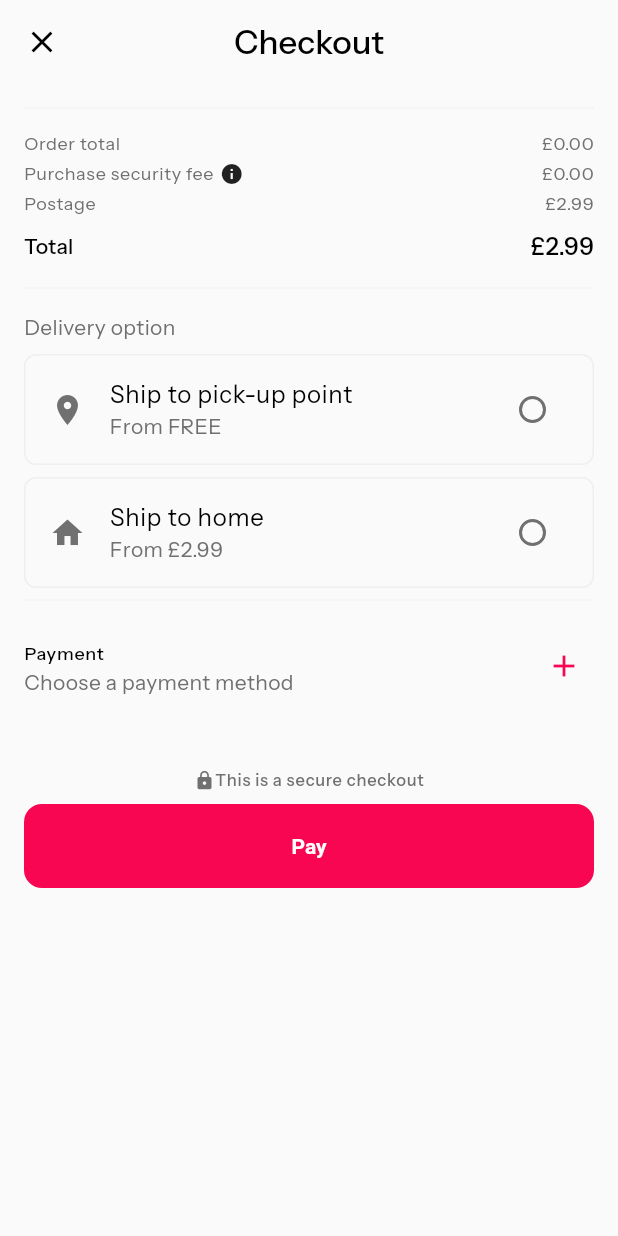
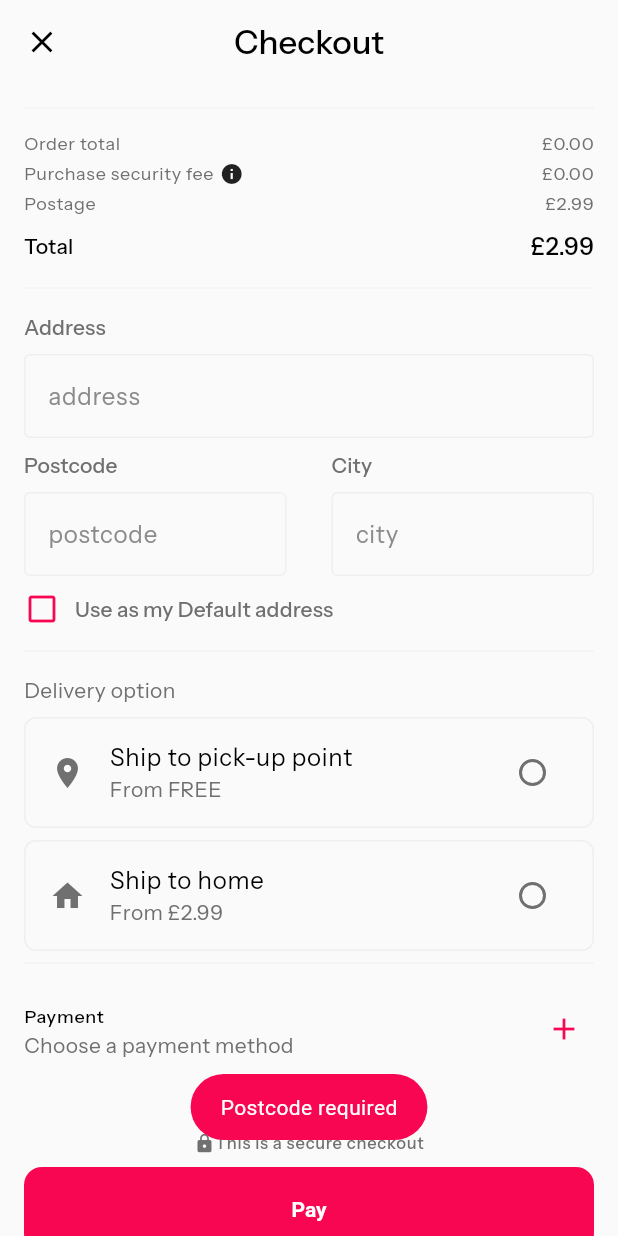
Before and after one commit to chh0871/MVP, a Flutter app: the CheckoutPage screen opened by its route, after a tap on "Ship to pick-up point", on a phone screen of 412 x 824 dp. Run offline on Flutter 3.47's test engine with Material 3 defaults, Android fonts, the phone set to English and light mode, and no system bars; our stand-ins replace cloud_firestore, dio, firebase_auth, firebase_core, firebase_storage, fl_chart and 9 more; accounts and stored records are empty; generated files the repository leaves out were written again.

Commit message:
Refractor code & share location implementation

```diff
--- a/lib/core/config/app_strings.dart
+++ b/lib/core/config/app_strings.dart
@@ -250,4 +250,11 @@ class AppStrings {
   static const checkoutImpactSummary = 'Impact Summary';
   static const checkoutReview = 'Review';
   static const checkoutContinueShopping = 'Continue Shopping';
+  static const String address = 'Address';
+  static const String postCode = 'Postcode';
+  static const String city = 'City';
+  static const String useAsDefaultAddress = 'Use as my Default address';
+  static const String cancel = 'Cancel';
+  static const String wantToShareLocation =
+      'Do you want to share your location?';
 }
--- a/lib/core/config/firestore_constants.dart
+++ b/lib/core/config/firestore_constants.dart
@@ -16,4 +16,5 @@ class FirestoreConstants {
   static const postcode = "postcode";
   static const lat = "lat";
   static const long = "long";
+  static const lockers = "lockers";
 }
--- a/lib/core/services/firestore_service.dart
+++ b/lib/core/services/firestore_service.dart
@@ -21,10 +21,10 @@ class FirestoreService {
       if (isOrder) {
         final uid = prefs.getString(FirestoreConstants.id);
         documentSnapshot = await firebaseFirestore
-            .collection(FirestoreConstants.pathUserCollection)
-            .doc(uid)
             .collection(collectionName)
             .doc(documentId)
+            .collection(FirestoreConstants.lockers)
+            .doc(uid)
             .get();
       } else {
         documentSnapshot = await firebaseFirestore
@@ -50,10 +50,10 @@ class FirestoreService {
       if (isOrder) {
         final uid = prefs.getString(FirestoreConstants.id);
         await firebaseFirestore
-            .collection(FirestoreConstants.pathUserCollection)
-            .doc(uid)
             .collection(collectionName)
             .doc(documentId)
+            .collection(FirestoreConstants.lockers)
+            .doc(uid)
             .set(data);
       } else {
         await firebaseFirestore
--- a/lib/features/checkout/constants/address_constants.dart
+++ b/lib/features/checkout/constants/address_constants.dart
@@ -28,6 +28,9 @@ class AddressConstants {
   static const String editButtonText = 'Edit';
   static const String editAddressTooltip = 'Edit address';
   static const String postalCodeHintText = 'Enter your postalcode';
+  static const String addressHinText = 'address';
+  static const String cityHintText = 'city';
+  static const String postCodeHintText = 'postcode';
 
   // Error messages
   static const String addressSearchError = 'Error searching places';
--- a/lib/features/checkout/widgets/delivery_options.dart
+++ b/lib/features/checkout/widgets/delivery_options.dart
@@ -1,11 +1,16 @@
+// ignore_for_file: unnecessary_const
+
+import 'package:cherry_mvp/core/config/app_colors.dart';
 import 'package:cherry_mvp/core/config/app_strings.dart';
 import 'package:cherry_mvp/features/checkout/checkout_view_model.dart';
 import 'package:cherry_mvp/features/checkout/widgets/outlined.dart';
 import 'package:cherry_mvp/features/checkout/widgets/price_list_item.dart';
+import 'package:cherry_mvp/features/checkout/widgets/share_location_dialog.dart';
 import 'package:cherry_mvp/features/checkout/widgets/shipping_address_widget.dart';
 import 'package:cherry_mvp/features/checkout/widgets/shipping_list_item.dart';
 import 'package:cherry_mvp/features/checkout/constants/address_constants.dart';
 import 'package:flutter/material.dart';
+import 'package:fluttertoast/fluttertoast.dart';
 import 'package:provider/provider.dart';
 
 class DeliveryOptions extends StatefulWidget {
@@ -18,6 +23,10 @@ class DeliveryOptions extends StatefulWidget {
 class _DeliveryOptionsState extends State<DeliveryOptions> {
   String? _delivery;
   var _deliverExpanded = false;
+
+  final TextEditingController addressController = TextEditingController();
+  final TextEditingController postcodeController = TextEditingController();
+  final TextEditingController cityController = TextEditingController();
 
   @override
   Widget build(BuildContext context) {
@@ -61,6 +70,118 @@ class _DeliveryOptionsState extends State<DeliveryOptions> {
           ),
           const Divider(height: 32),
           Text(
+            AppStrings.address,
+            style: Theme.of(context).textTheme.titleSmall?.copyWith(
+                  color: Theme.of(context).colorScheme.onSurfaceVariant,
+                ),
+          ),
+          const SizedBox(height: 8),
+          TextField(
+            controller: addressController,
+            keyboardType: TextInputType.streetAddress,
+            decoration: InputDecoration(
+              hintText: AddressConstants.addressHinText,
+              border: OutlineInputBorder(
+                borderSide: BorderSide(
+                  color: Theme.of(context).colorScheme.outline,
+                ),
+              ),
+              enabledBorder: OutlineInputBorder(
+                borderSide: BorderSide(
+                  color: Theme.of(context).colorScheme.outline,
+                ),
+              ),
+            ),
+          ),
+          const SizedBox(height: 8),
+          Row(
+            mainAxisAlignment: MainAxisAlignment.spaceBetween,
+            crossAxisAlignment: CrossAxisAlignment.start,
+            children: [
+              Column(
+                crossAxisAlignment: CrossAxisAlignment.start,
+                children: [
+                  Text(
+                    AppStrings.postCode,
+                    style: Theme.of(context).textTheme.titleSmall?.copyWith(
+                          color: Theme.of(context).colorScheme.onSurfaceVariant,
+                        ),
+                  ),
+                  const SizedBox(height: 8),
+                  SizedBox(
+                    width: 175,
+                    child: TextField(
+                      controller: postcodeController,
+                      keyboardType: TextInputType.streetAddress,
+                      decoration: InputDecoration(
+                        hintText: AddressConstants.postCodeHintText,
+                        border: OutlineInputBorder(
+                          borderSide: BorderSide(
+                            color: Theme.of(context).colorScheme.outline,
+                          ),
+                        ),
+                        enabledBorder: OutlineInputBorder(
+                          borderSide: BorderSide(
+                            color: Theme.of(context).colorScheme.outline,
+                          ),
+                        ),
+                      ),
+                    ),
+                  ),
+                ],
+              ),
+              Column(
+                crossAxisAlignment: CrossAxisAlignment.start,
+                children: [
+                  Text(
+                    AppStrings.city,
+                    style: Theme.of(context).textTheme.titleSmall?.copyWith(
+                          color: Theme.of(context).colorScheme.onSurfaceVariant,
+                        ),
+                  ),
+                  const SizedBox(height: 8),
+                  SizedBox(
+                    width: 175,
+                    child: TextField(
+                      controller: cityController,
+                      keyboardType: TextInputType.streetAddress,
+                      decoration: InputDecoration(
+                        hintText: AddressConstants.cityHintText,
+                        border: OutlineInputBorder(
+                          borderSide: BorderSide(
+                            color: Theme.of(context).colorScheme.outline,
+                          ),
+                        ),
+                        enabledBorder: OutlineInputBorder(
+                          borderSide: BorderSide(
+                            color: Theme.of(context).colorScheme.outline,
+                          ),
+                        ),
+                      ),
+                    ),
+                  ),
+                ],
+              ),
+            ],
+          ),
+          const SizedBox(height: 10),
+          Row(
+            spacing: 10,
+            children: [
+              Icon(
+                Icons.check_box_outline_blank,
+                color: AppColors.red,
+              ),
+              Text(
+                AppStrings.useAsDefaultAddress,
+                style: Theme.of(context).textTheme.titleSmall?.copyWith(
+                      color: Theme.of(context).colorScheme.onSurfaceVariant,
+                    ),
+              ),
+            ],
+          ),
+          const Divider(height: 32),
+          Text(
             AppStrings.checkoutDeliveryOption,
             style: TextStyle(
                 color: Theme.of(context).colorScheme.onSurfaceVariant),
@@ -73,17 +194,31 @@ class _DeliveryOptionsState extends State<DeliveryOptions> {
               value: 'pickup',
               groupValue: _delivery,
               onChanged: (value) {
-                setState(
-                  () {
-                    _delivery = value;
-                    if (context.read<CheckoutViewModel>().selectedInpost !=
-                        null) {
-                      _deliverExpanded = true;
-                    }
-                  },
-                );
+                if (postcodeController.text.isEmpty &&
+                    context.read<CheckoutViewModel>().selectedInpost == null) {
+                  Fluttertoast.showToast(
+                      msg: "Postcode required",
+                      backgroundColor: AppColors.red,
+                      textColor: AppColors.white);
+                  return;
+                }
+                setState(() {
+                  _delivery = value;
+
+                  if (context.read<CheckoutViewModel>().selectedInpost !=
+                      null) {
+                    _deliverExpanded = true;
+                  }
+                });
                 Provider.of<CheckoutViewModel>(context, listen: false)
                     .setDeliveryChoice(value ?? '');
+                if (context.read<CheckoutViewModel>().selectedInpost == null) {
+                  showDialog(
+                    context: context,
+                    builder: (context) => ShareLocationDialog(
+                        postcode: postcodeController.text.trim()),
+                  );
+                }
               }),
           const SizedBox(height: 8),
           ShippingListItem(
@@ -104,18 +239,7 @@ class _DeliveryOptionsState extends State<DeliveryOptions> {
                 Provider.of<CheckoutViewModel>(context, listen: false)
                     .setDeliveryChoice(value ?? '');
               }),
-          if (_delivery == "pickup" &&
-              !context.watch<CheckoutViewModel>().showLocker) ...[
-            const SizedBox(height: 16),
-            Text(
-              AddressConstants.postalCodeKey,
-              style: Theme.of(context).textTheme.titleSmall?.copyWith(
-                    color: Theme.of(context).colorScheme.onSurfaceVariant,
-                  ),
-            ),
-            const SizedBox(height: 8),
-            PostalCodeWidget(),
-          ],
+
           // Show pickup points when pickup is selected
           if (_delivery == 'pickup' &&
               context.watch<CheckoutViewModel>().showLocker) ...[
@@ -191,42 +315,6 @@ class _DeliveryOptionsState extends State<DeliveryOptions> {
                             ),
                           ),
                   ],
-
-                  // if (_deliverExpanded)
-                  //   Outlined(
-                  //     child: Column(
-                  //       children: const [
-                  //         CheckboxListTile(
-                  //           controlAffinity: ListTileControlAffinity.leading,
-                  //           title: Text(
-                  //             AppStrings.checkoutPickupPoint1,
-                  //             style: TextStyle(),
-                  //           ),
-                  //           subtitle: Text(AppStrings.checkoutPickupAddress1),
-                  //           value: true,
-                  //           onChanged: null,
-                  //         ),
-                  //         Divider(height: 1),
-                  //         CheckboxListTile(
-                  //           controlAffinity: ListTileControlAffinity.leading,
-                  //           title: Text(AppStrings.checkoutPickupPoint2,
-                  //               style: TextStyle()),
-                  //           subtitle: Text(AppStrings.checkoutPickupAddress2),
-                  //           value: false,
-                  //           onChanged: null,
-                  //         ),
-                  //         Divider(height: 1),
-                  //         CheckboxListTile(
-                  //           controlAffinity: ListTileControlAffinity.leading,
-                  //           title: Text(AppStrings.checkoutPickupPoint3,
-                  //               style: TextStyle()),
-                  //           subtitle: Text(AppStrings.checkoutPickupAddress3),
-                  //           value: false,
-                  //           onChanged: null,
-                  //         ),
-                  //       ],
-                  //     ),
-                  //   ),
                 ],
               );
             })
@@ -255,37 +343,3 @@ class _DeliveryOptionsState extends State<DeliveryOptions> {
     );
   }
 }
-
-class PostalCodeWidget extends StatelessWidget {
-  PostalCodeWidget({
-    super.key,
-  });
-
-  final TextEditingController postcodeController = TextEditingController();
-  @override
-  Widget build(BuildContext context) {
-    return TextField(
-      controller: postcodeController,
-      keyboardType: TextInputType.streetAddress,
-      textInputAction: TextInputAction.search,
-      onEditingComplete: () {
-        Provider.of<CheckoutViewModel>(context, listen: false)
-            .fetchNearestInPosts(postcodeController.text);
-      },
-      decoration: InputDecoration(
-        hintText: AddressConstants.postalCodeHintText,
-        prefixIcon: const Icon(Icons.location_on),
-        border: OutlineInputBorder(
-          borderSide: BorderSide(
-            color: Theme.of(context).colorScheme.outline,
-          ),
-        ),
-        enabledBorder: OutlineInputBorder(
-          borderSide: BorderSide(
-            color: Theme.of(context).colorScheme.outline,
-          ),
-        ),
-      ),
-    );
-  }
-}
```
Also changed, not shown: lib/features/checkout/widgets/share_location_dialog.dart (added, +45 -0 lines).
